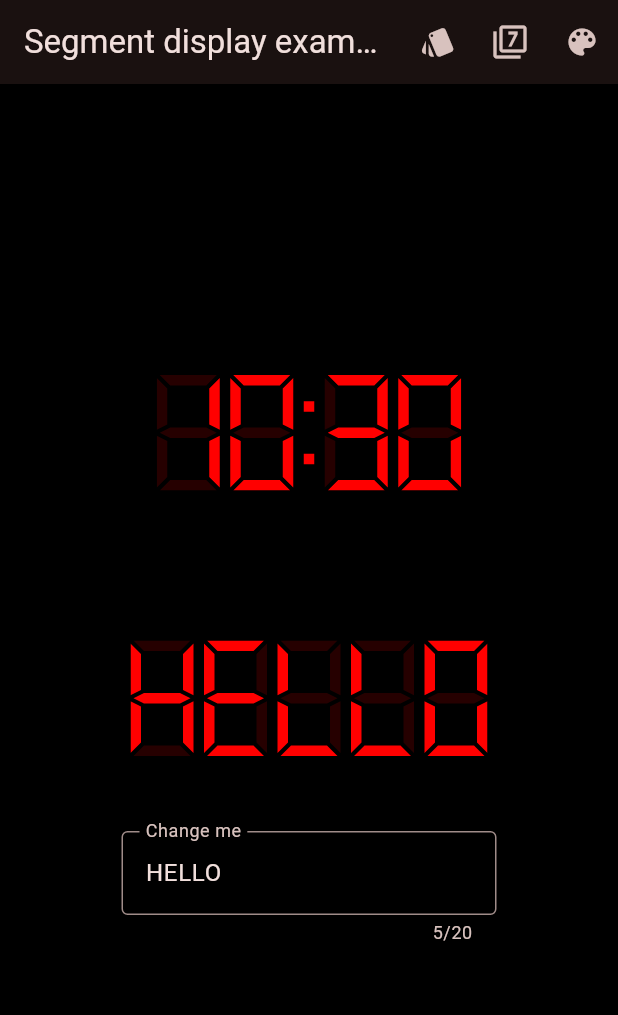
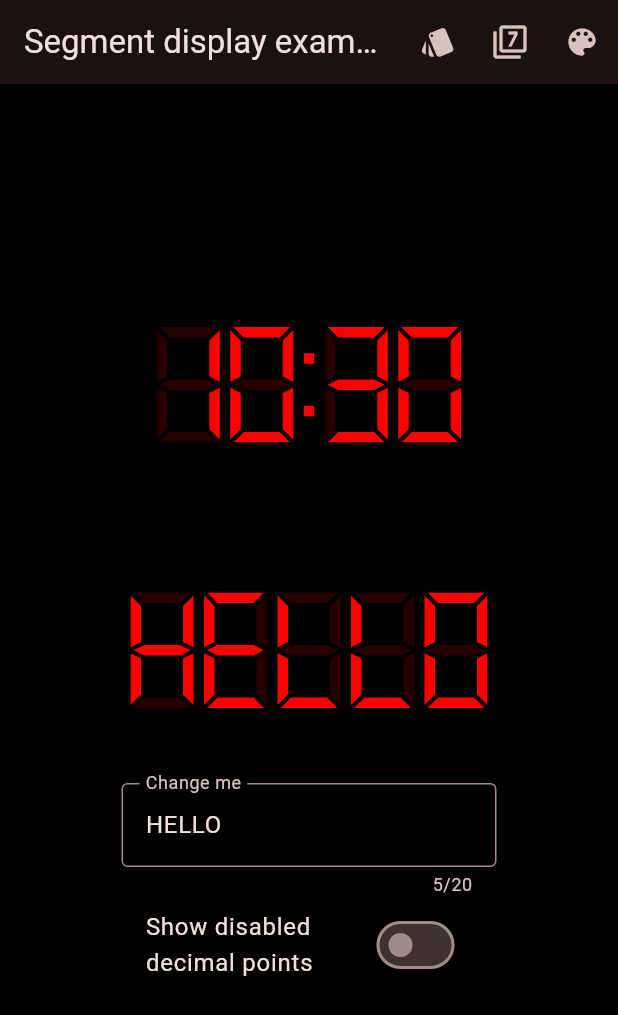
Before and after one commit to janstol/flutter_segment_display, a Flutter app: the screen it shows after launch, on a phone screen of 412 x 824 dp. Shown: the top 1015 px of the screen. Run offline on Flutter 3.47's test engine with Material 3 defaults, Android fonts, the phone set to English and light mode, and no system bars.

Commit message:
Add disabled divider toggle to example

```diff
--- a/example/lib/main.dart
+++ b/example/lib/main.dart
@@ -19,6 +19,7 @@ class _AppState extends State<App> {
   late Color _accentColor;
   late String _text;
   late TextEditingController _controller;
+  bool _showDisabledDividers = false;
 
   @override
   void initState() {
@@ -165,6 +166,7 @@ class _AppState extends State<App> {
                 size: 7.0,
                 type: _displayType,
                 style: _segmentStyle,
+                showDisabledDividers: _showDisabledDividers,
               ),
               const SizedBox(height: 100),
               _Display(
@@ -172,6 +174,7 @@ class _AppState extends State<App> {
                 size: 7.0,
                 type: _displayType,
                 style: _segmentStyle,
+                showDisabledDividers: _showDisabledDividers,
               ),
               const SizedBox(height: 50),
               SizedBox(
@@ -188,6 +191,16 @@ class _AppState extends State<App> {
                   },
                 ),
               ),
+              SizedBox(
+                width: 250.0,
+                child: SwitchListTile(
+                  title: const Text('Show disabled decimal points'),
+                  value: _showDisabledDividers,
+                  onChanged: (value) {
+                    setState(() => _showDisabledDividers = value);
+                  },
+                ),
+              ),
             ],
           ),
         ),
@@ -201,20 +214,37 @@ class _Display extends StatelessWidget {
   final int type;
   final double size;
   final SegmentStyle style;
+  final bool showDisabledDividers;
 
   const _Display({
     required this.value,
     required this.type,
     required this.style,
     required this.size,
+    required this.showDisabledDividers,
   });
 
   @override
   Widget build(BuildContext context) {
     final displays = [
-      SevenSegmentDisplay(value: value, size: size, segmentStyle: style),
-      FourteenSegmentDisplay(value: value, size: size, segmentStyle: style),
-      SixteenSegmentDisplay(value: value, size: size, segmentStyle: style),
+      SevenSegmentDisplay(
+        value: value,
+        size: size,
+        segmentStyle: style,
+        showDisabledDividers: showDisabledDividers,
+      ),
+      FourteenSegmentDisplay(
+        value: value,
+        size: size,
+        segmentStyle: style,
+        showDisabledDividers: showDisabledDividers,
+      ),
+      SixteenSegmentDisplay(
+        value: value,
+        size: size,
+        segmentStyle: style,
+        showDisabledDividers: showDisabledDividers,
+      ),
     ];
 
     return displays[type];
```
Also changed, not shown: 2 other files.
